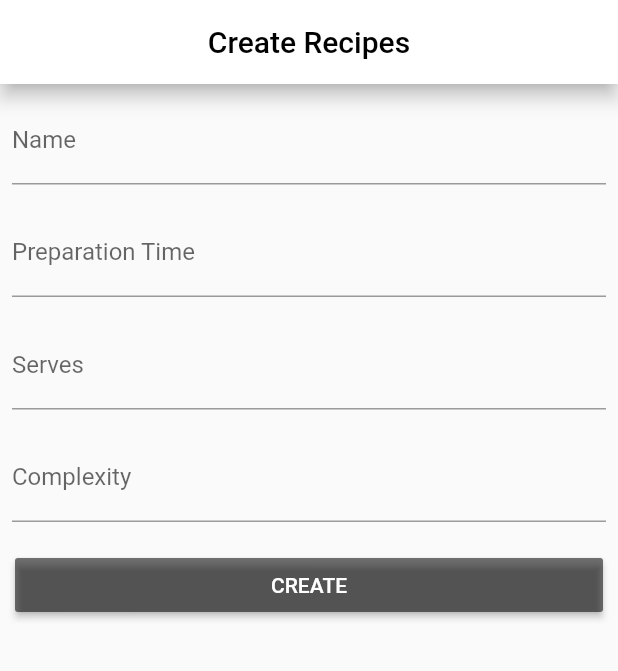
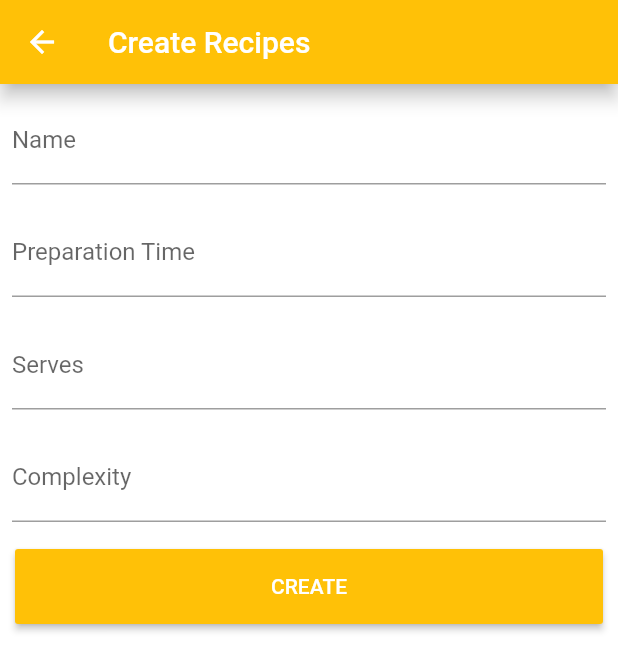
Before and after one commit to Mukutprasadflutter/Flutter-demo-app, a Flutter app: the LandingScreen screen opened directly, after a tap on the "add" icon, on a phone screen of 412 x 824 dp. Shown: the top 671 px of the screen. Run offline on Flutter 3.47's test engine with Material 2 defaults, Android fonts, the phone set to English and light mode, and no system bars; our stand-ins replace cached_network_image, shared_preferences; accounts and stored records are empty; network calls fail.

Commit message:
login api added with new design

```diff
--- a/lib/createRecipes/CreateRecipeScreen.dart
+++ b/lib/createRecipes/CreateRecipeScreen.dart
@@ -1,4 +1,5 @@
 import 'dart:convert';
+
 import 'package:TeamDebug/constant/Constant.dart';
 import 'package:flutter/cupertino.dart';
 import 'package:flutter/material.dart';
@@ -50,7 +51,10 @@ class CreateRecipe extends State<CreateRecipeScreen> {
     if (statusCode == 200) {
       final prefs = await SharedPreferences.getInstance();
       prefs.setString('token', data['token'].toString());
+      setState(() {
         _isLoading = false;
+      });
+      Navigator.pop(context, true);
     } else {
       setState(() {
         _isLoading = false;
@@ -72,11 +76,12 @@ class CreateRecipe extends State<CreateRecipeScreen> {
     var createRecepe = new SizedBox(
         width: double.infinity,
         child: new Container(
+            height: 50,
             child: new RaisedButton(
               onPressed: () => _createRecipeRequest(context),
               textColor: Colors.white,
               child: new Text("CREATE"),
-          color: Colors.black54,
+              color: Colors.amber,
             )));
     return new Scaffold(
       key: scaffoldKey,
@@ -84,14 +89,20 @@ class CreateRecipe extends State<CreateRecipeScreen> {
         title: new Text(
           'Create Recipes',
           style: new TextStyle(
-            color: Colors.black,
+            color: Colors.white,
           ),
         ),
-        centerTitle: true,
-        backgroundColor: Colors.white,
+        automaticallyImplyLeading: true,
+        backgroundColor: Colors.amber,
         elevation: 5.0,
       ),
-      body: new Form(
+      body:Container(
+        height: double.infinity,
+        color: Colors.white,
+        child: SingleChildScrollView(
+          scrollDirection: Axis.vertical,
+          child: Container(
+            decoration: BoxDecoration(color: Colors.white),
             child: new Column(
               children: <Widget>[
                 new Padding(
@@ -105,7 +116,8 @@ class CreateRecipe extends State<CreateRecipeScreen> {
                   padding: const EdgeInsets.all(8.0),
                   child: new TextFormField(
                     controller: _preparationTime,
-                decoration: new InputDecoration(labelText: "Preparation Time"),
+                    decoration:
+                    new InputDecoration(labelText: "Preparation Time"),
                   ),
                 ),
                 new Padding(
@@ -125,17 +137,23 @@ class CreateRecipe extends State<CreateRecipeScreen> {
                 new Container(
                     margin: EdgeInsets.all(10),
                     child: _isLoading
-                    ? new SizedBox(
-                        child: new CircularProgressIndicator(
-                            valueColor: new AlwaysStoppedAnimation(Colors.blue),
-                            strokeWidth: 3.0),
-                        height: 20.0,
-                        width: 20.0,
+                        ? new Container(
+                      height: 50,
+                      width: 50,
+                      padding: EdgeInsets.all(12),
+                      child: new Container(
+                        child: new CircularProgressIndicator(valueColor: new AlwaysStoppedAnimation(Colors.blue), strokeWidth: 3.0),
+                        height: 20,
+                        width: 20,
+                      ),
                     )
                         : createRecepe)
               ],
             ),
           ),
+        ),
+      )
+
     );
   }
 }
--- a/lib/landing/Landing.dart
+++ b/lib/landing/Landing.dart
@@ -1,13 +1,14 @@
 import 'dart:convert';
+
+import 'package:TeamDebug/constant/Constant.dart';
 import 'package:TeamDebug/createRecipes/CreateRecipeScreen.dart';
-import 'package:TeamDebug/detail/FeedDetail.dart';
 import 'package:TeamDebug/detail/LandingDetail.dart';
 import 'package:cached_network_image/cached_network_image.dart';
 import 'package:flutter/cupertino.dart';
 import 'package:flutter/material.dart';
-import 'package:TeamDebug/constant/Constant.dart';
 import 'package:http/http.dart';
 import 'package:shared_preferences/shared_preferences.dart';
+
 import 'FeedModel.dart';
 
 class LandingScreen extends StatefulWidget {
@@ -44,13 +45,13 @@ class Landing extends State<LandingScreen> {
     return new Scaffold(
       appBar: new AppBar(
         title: new Text(
-          'Recipes',
+          'Home',
           style: new TextStyle(
-            color: Colors.black,
+            color: Colors.white,
           ),
         ),
         centerTitle: true,
-        backgroundColor: Colors.white,
+        backgroundColor: Colors.amber,
         elevation: 5.0,
       ),
       body: SingleChildScrollView(
@@ -64,25 +65,40 @@ class Landing extends State<LandingScreen> {
       ))),
       floatingActionButton: FloatingActionButton(
         onPressed: () {
-          Navigator.push(context, MaterialPageRoute(builder: (context) => CreateRecipeScreen()));
+          Navigator.push(context,
+              MaterialPageRoute(builder: (context) => CreateRecipeScreen()));
         },
-        child: Icon(Icons.add,),
-        backgroundColor: Colors.pink,
+        child: Icon(
+          Icons.add,
+        ),
+        backgroundColor: Colors.amber,
       ),
     );
   }
 
   Widget _getItemUI(BuildContext context, FeedModel feedModel) {
-    return new Card(
+    return new GestureDetector(
+        onTap: () {
+          Navigator.push(
+            context,
+            MaterialPageRoute(
+                builder: (context) => LandingDetailScreen(feedModel.recipeId)),
+          );
+        },
+        child: new Card(
             child: new Column(
           children: <Widget>[
-        new CachedNetworkImage(
+            Container(
+              height: 250,
+              child: CachedNetworkImage(
                 width: double.infinity,
                 fit: BoxFit.cover,
-          height: 300,
+                height: 250,
                 imageUrl: feedModel.photo,
-          placeholder: (context, url) => new Image.asset('assets/images/image.png'),
+                placeholder: (context, url) =>
+                    new Image.asset('assets/images/image.png'),
                 /*errorWidget: (context, url, error) => new Icon(Icons.error)*/
+              ),
             ),
             new ListTile(
               leading: new Column(
@@ -98,13 +114,17 @@ class Landing extends State<LandingScreen> {
                 ],
               ),
               onTap: () {
-            Navigator.push(context, MaterialPageRoute(builder: (context) => LandingDetailScreen(feedModel.recipeId)),
+                Navigator.push(
+                  context,
+                  MaterialPageRoute(
+                      builder: (context) =>
+                          LandingDetailScreen(feedModel.recipeId)),
                 );
                 //_showSnackBar(context, feeds[index]);
               },
             ),
           ],
-    ));
+        )));
   }
 
   _showSnackBar(BuildContext context, FeedModel item) {
--- a/lib/main.dart
+++ b/lib/main.dart
@@ -14,7 +14,7 @@ class MyApp extends StatelessWidget {
       theme: ThemeData(
         primarySwatch: Colors.blue,
       ),
-      home: Login(),
+      home: SplashScreen(),
     );
   }
 }
--- a/lib/splash/Splash.dart
+++ b/lib/splash/Splash.dart
@@ -8,38 +8,20 @@ import 'package:TeamDebug/login/Login.dart';
 class SplashScreen extends StatefulWidget {
   static String tag = 'spash-page';
   @override
-  Splash createState() => new Splash();
+  Splash createState() =>  Splash();
 }
 
 class Splash extends State<SplashScreen> {
-  final routes = <String, WidgetBuilder>{
-    Login.tag: (context) => Login(),
-  };
-
-  @override
-  Widget build(BuildContext context) {
-    return MaterialApp(
-      title: 'My Recipes 1!!',
-      debugShowCheckedModeBanner: false,
-      theme: ThemeData(
-        primarySwatch: Colors.lightBlue,
-        fontFamily: 'Nunito',
-      ),
-      home: Login(),
-      routes: routes,
-    );
-  }
-  /*startTime() async {
-    var _duration = new Duration(seconds: 3);
-    return new Timer(_duration, navigationPage);
+  startTime() async {
+    var _duration =  Duration(seconds: 3);
+    return  Timer(_duration, navigationPage);
   }
 
   void navigationPage() {
     Navigator.pushReplacement(
       context,
       MaterialPageRoute(builder: (context) => Login()),
-    );
-  }
+    );  }
 
   @override
   void initState() {
@@ -49,26 +31,28 @@ class Splash extends State<SplashScreen> {
 
   @override
   Widget build(BuildContext context) {
-    return new Scaffold(
+    return  Scaffold(
       appBar: null,
-      body: new Container(
-        decoration: new BoxDecoration(
-          image: new DecorationImage(
-              image: new AssetImage("assets/images/ic_background.jpg"),
+      body:  Container(
+      /*  decoration:  BoxDecoration(
+          image:  DecorationImage(
+              image:  AssetImage("assets/images/ic_background.jpg"),
               fit: BoxFit.cover),
-        ),
-        child: new Center(
-          child: new ClipRect(
-            child: new BackdropFilter(
-              filter: new ImageFilter.blur(sigmaX: 10.0, sigmaY: 10.0),
-              child: new Container(
-                  child: Text("My Recipes!!",
-                      style: new TextStyle(
-                          fontSize: 30.0, fontWeight: FontWeight.bold))),
+        ),*/
+        height: double.infinity,
+        width: double.infinity,
+        decoration: BoxDecoration(color: Colors.white),
+        child:  Center(
+          child:  ClipRect(
+            child:  BackdropFilter(
+              filter:  ImageFilter.blur(sigmaX: 10.0, sigmaY: 10.0),
+              child:  Container(
+                child: Image.asset('assets/images/logo.png',width: 200,height: 200,),
+              ),
             ),
           ),
         ),
       ),
     );
-  }*/
+  }
 }
```
Also changed, not shown: lib/detail/LandingDetail.dart (+45 -20 lines), lib/login/Login.dart (+67 -62 lines), assets/images/logo.png (added), pubspec.lock. Lines whose indentation alone changed are shown as unchanged.
